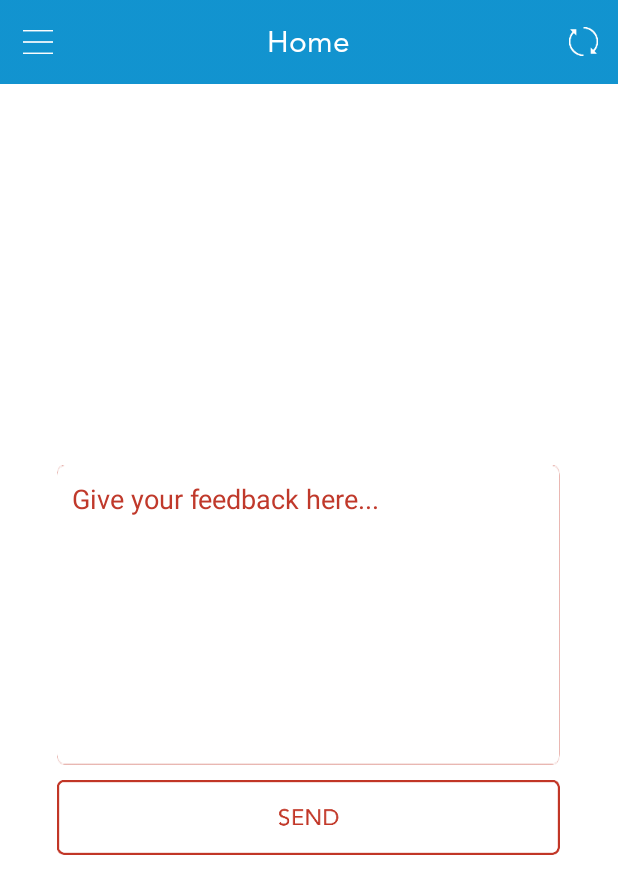
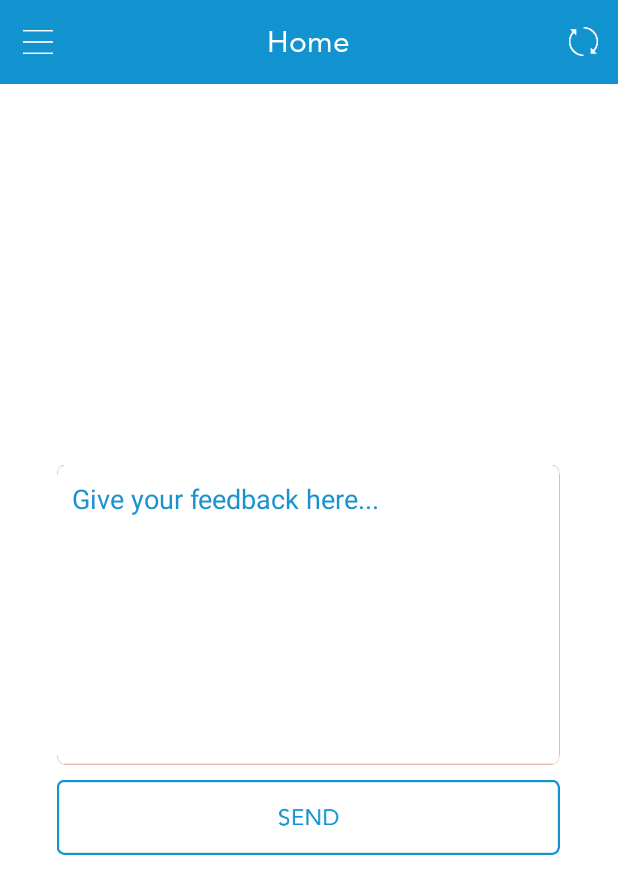
Before and after one commit to smsohail1/Tadawul-Stock-Exchange, an Android app: the fragment FB_Fragment placed in its activity, on a phone screen of 412 x 824 dp. Shown: the top 894 px of the screen. Run offline under Robolectric (Android 15) with nearby library versions, the phone set to English and light mode, and no system bars; our stand-ins replace AdMob; libraries missing offline, so code that uses them is left out: com.vincentbrison.openlibraries, retrofit.client; 9 statements that could not run were skipped.

Commit message:
version 1.1

```diff
--- a/app/src/main/java/com/testbatch3/appxone/tadawulproject/stock_list.java
+++ b/app/src/main/java/com/testbatch3/appxone/tadawulproject/stock_list.java
@@ -286,7 +286,7 @@ public class stock_list extends BaseAdapter {
 //        Cursor c = db.selectQuery(q);
 
 
-        viewHolder.im.setImageResource(R.drawable.watch_button_status);
+        viewHolder.im.setImageResource(R.drawable.watch_button_stocks);
         fav_list.clear();
         query = "SELECT * FROM '" + AppSettings.DATABASE_TABLE + "'";
         Log.e("SELECT QUERY", query);
@@ -462,7 +462,7 @@ public class stock_list extends BaseAdapter {
 //                                    finalViewHolder.im.setImageResource(R.drawable.watch_button_status);
 //                                    navDrawerItems11.remove((Integer) v.getTag());
 
-                                    ((ImageView) v).setImageResource(R.drawable.watch_button_status);
+                                    ((ImageView) v).setImageResource(R.drawable.watch_button_stocks);
 
                                     // pos = watclist_adapter.navDrawerItems111.get(ir).get_id();
 
--- a/app/src/main/res/drawable/selector.xml
+++ b/app/src/main/res/drawable/selector.xml
@@ -1,6 +1,6 @@
 <?xml version="1.0" encoding="utf-8"?>
 <selector xmlns:android="http://schemas.android.com/apk/res/android">
 
-    <item android:drawable="@drawable/sned_button_pressed"  android:state_pressed="true"/>
-    <item android:drawable="@drawable/sned_button"/>
+    <item android:drawable="@drawable/sned_button_pressed_feedback"  android:state_pressed="true"/>
+    <item android:drawable="@drawable/sned_button_feedback"/>
 </selector>
--- a/app/src/main/res/layout/drawer_layout.xml
+++ b/app/src/main/res/layout/drawer_layout.xml
@@ -33,30 +33,32 @@
         <!--android:padding="10dp"-->
         <!--android:src="@drawable/logo_drawer" />-->
         <RelativeLayout
+
             android:id="@+id/left_drawer"
             android:layout_width="wrap_content"
             android:layout_height="fill_parent"
             android:layout_gravity="start"
             android:background="#FFF"
+
             >
 
             <ImageView
-                android:layout_marginTop="10dp"
                 android:id="@+id/image_view"
                 android:layout_width="wrap_content"
                 android:layout_height="wrap_content"
+                android:layout_centerHorizontal="true"
 
-                android:layout_centerHorizontal="true"
+                android:layout_marginTop="10dp"
 
                 android:background="@drawable/logo_drawer" />
 
             <ListView
-
                 android:id="@+id/list_slidermenu"
                 android:layout_width="fill_parent"
                 android:layout_height="wrap_content"
                 android:layout_below="@+id/image_view"
                 android:layout_gravity="left|top"
+                android:layout_marginTop="10dp"
                 android:background="@color/list_background"
                 android:choiceMode="singleChoice"
                 android:divider="#a1a1a1"
--- a/app/src/main/res/layout/fb_fragment.xml
+++ b/app/src/main/res/layout/fb_fragment.xml
@@ -17,8 +17,8 @@
 
             android:id="@+id/detail"
             android:padding="10dp"
-            android:textColor="#c0392b"
-            android:textColorHint="#c0392b"
+            android:textColor="#1992ce"
+            android:textColorHint="#1992ce"
             android:hint="Give your feedback here..."
             android:gravity="top"/>
 
--- a/app/src/main/res/layout/search_listvew.xml
+++ b/app/src/main/res/layout/search_listvew.xml
@@ -429,7 +429,7 @@
             android:layout_width="wrap_content"
             android:layout_height="wrap_content"
             android:layout_toRightOf="@+id/info1"
-            android:src="@drawable/watch_button_status"
+            android:src="@drawable/watch_button_stocks"
 
             />
 
```
Also changed, not shown: app/src/main/java/com/testbatch3/appxone/tadawulproject/NavDrawerListAdapter.java (+5 -5 lines), app/src/main/java/com/testbatch3/appxone/tadawulproject/market_list.java (+52 -66 lines), app/src/main/res/drawable-xxxhdpi/share _button_about.png (deleted), app/src/main/res/drawable-xxxhdpi/share_button_about.png, app/src/main/res/drawable-xxxhdpi/sned_button_feedback.png (added), app/src/main/res/drawable-xxxhdpi/sned_button_pressed_feedback.png (added).
